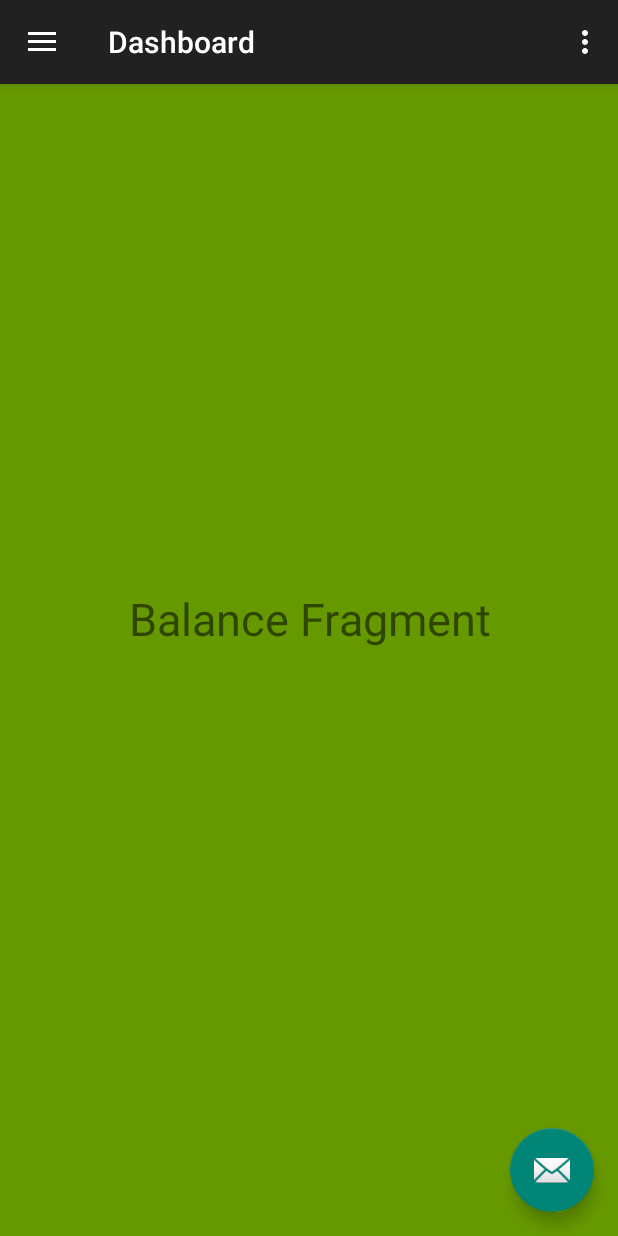
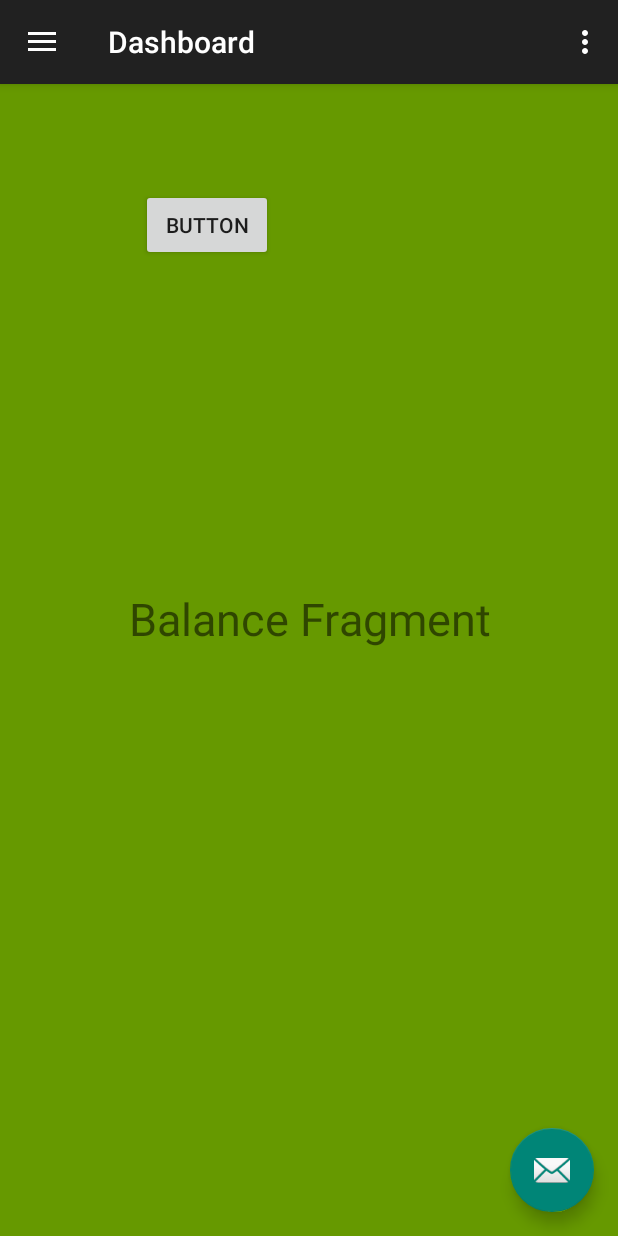
Before and after one commit to waficLawand/lifeSavers, an Android app: the Dashboard screen opened directly, with no data from a screen before it, after a tap on "Balance", on a phone screen of 412 x 824 dp. Run offline under Robolectric (Android 15) with nearby library versions, the phone set to English and light mode, and no system bars; our stand-ins replace Volley; network calls fail; 4 statements that could not run were skipped; 2 other taps on this screen came first.

Commit message:
added getDoners api request

```diff
--- a/lifeSavers/lifeSavers/app/src/main/AndroidManifest.xml
+++ b/lifeSavers/lifeSavers/app/src/main/AndroidManifest.xml
@@ -29,11 +29,12 @@
         </activity>
         <activity
             android:name="com.lifeSavers.lifeSavers.LoginActivity"
-            android:theme="@style/AppTheme.Dark" />
+
+             />
         <activity
             android:launchMode="singleTop"
             android:name="com.lifeSavers.lifeSavers.SignupActivity"
-            android:theme="@style/AppTheme.Dark" />
+             />
         <activity
             android:name="com.lifeSavers.lifeSavers.Dashboard"
             android:label="@string/title_activity_dashboard"
--- a/lifeSavers/lifeSavers/app/src/main/java/com/lifeSavers/lifeSavers/BalanceFragment.java
+++ b/lifeSavers/lifeSavers/app/src/main/java/com/lifeSavers/lifeSavers/BalanceFragment.java
@@ -4,9 +4,22 @@ import android.os.Bundle;
 import android.support.annotation.NonNull;
 import android.support.annotation.Nullable;
 import android.support.v4.app.Fragment;
+import android.util.Log;
 import android.view.LayoutInflater;
 import android.view.View;
 import android.view.ViewGroup;
+import android.widget.Button;
+import android.widget.TextView;
+import android.widget.Toast;
+
+import com.android.volley.Request;
+import com.android.volley.RequestQueue;
+import com.android.volley.Response;
+import com.android.volley.VolleyError;
+import com.android.volley.toolbox.JsonObjectRequest;
+import com.android.volley.toolbox.Volley;
+
+import org.json.JSONObject;
 
 /**
  * Created by hassan on 1/29/2019.
@@ -16,7 +29,54 @@ public class BalanceFragment extends Fragment {
     @Nullable
     @Override
     public View onCreateView(@NonNull LayoutInflater inflater, @Nullable ViewGroup container, @Nullable Bundle savedInstanceState) {
-        return inflater.inflate(R.layout.fragment_balance,container,false);
+
+        View v = inflater.inflate(R.layout.fragment_balance,container,false);
+        Button viewDoners = (Button) v.findViewById(R.id.doners);
+        final TextView text = (TextView) v.findViewById(R.id.textView2);
+
+
+        viewDoners.setOnClickListener(new View.OnClickListener() {
+            @Override
+            public void onClick(View v) {
+                Toast.makeText(getContext(),"fefiejifijefije",Toast.LENGTH_SHORT).show();
+
+
+                RequestQueue queue = Volley.newRequestQueue(getContext());  // this = context
+                Constants c = new Constants();
+                final String url = "http://"+c.getIP()+":3000/api/doners";
+
+
+// prepare the Request
+                final JsonObjectRequest getRequest = new JsonObjectRequest(Request.Method.GET, url, null,
+                        new Response.Listener<JSONObject>()
+                        {
+                            @Override
+                            public void onResponse(JSONObject response) {
+                                // display response
+                                Log.d("Response", response.toString());
+                                Toast.makeText(getContext(),response.toString(),Toast.LENGTH_SHORT).show();
+                                text.setText(response.toString());
+
+                            }
+                        },
+                        new Response.ErrorListener()
+                        {
+                            @Override
+                            public void onErrorResponse(VolleyError error) {
+                                Toast.makeText(getContext(),error.toString(),Toast.LENGTH_SHORT).show();
+                            }
+                        }
+                );
+
+// add it to the RequestQueue
+                queue.add(getRequest);
+            }
+        });
+
+
+
+
+        return v;
 
 
     }
--- a/lifeSavers/lifeSavers/app/src/main/java/com/lifeSavers/lifeSavers/Dashboard.java
+++ b/lifeSavers/lifeSavers/app/src/main/java/com/lifeSavers/lifeSavers/Dashboard.java
@@ -36,7 +36,7 @@ public class Dashboard extends AppCompatActivity
     protected void onCreate(Bundle savedInstanceState) {
         super.onCreate(savedInstanceState);
         FragmentTransaction tx = getSupportFragmentManager().beginTransaction();
-        tx.replace(R.id.flContent, new ServicesFragment());
+
         tx.commit();
 
         setContentView(R.layout.activity_dashboard);
--- a/lifeSavers/lifeSavers/app/src/main/java/com/lifeSavers/lifeSavers/LoginActivity.java
+++ b/lifeSavers/lifeSavers/app/src/main/java/com/lifeSavers/lifeSavers/LoginActivity.java
@@ -2,6 +2,7 @@ package com.lifeSavers.lifeSavers;
 
 import android.app.ProgressDialog;
 import android.os.Bundle;
+import android.support.v7.app.ActionBar;
 import android.support.v7.app.AppCompatActivity;
 import android.util.Log;
 
@@ -47,6 +48,8 @@ public class LoginActivity extends AppCompatActivity {
         super.onCreate(savedInstanceState);
         setContentView(R.layout.activity_login);
         ButterKnife.bind(this);
+        ActionBar actionBar = getSupportActionBar();
+        actionBar.hide();
 
         _loginButton.setOnClickListener(new View.OnClickListener() {
 
--- a/lifeSavers/lifeSavers/app/src/main/res/layout/fragment_balance.xml
+++ b/lifeSavers/lifeSavers/app/src/main/res/layout/fragment_balance.xml
@@ -8,6 +8,7 @@
     android:background="@android:color/holo_green_dark">
 
     <TextView
+        android:id="@+id/textView2"
         android:layout_width="wrap_content"
         android:layout_height="wrap_content"
         android:layout_marginBottom="235dp"
@@ -21,4 +22,18 @@
         app:layout_constraintStart_toStartOf="parent"
         app:layout_constraintTop_toTopOf="parent" />
 
+    <Button
+        android:id="@+id/doners"
+        android:layout_width="wrap_content"
+        android:layout_height="wrap_content"
+        android:layout_marginBottom="140dp"
+        android:layout_marginEnd="216dp"
+        android:layout_marginStart="80dp"
+        android:layout_marginTop="48dp"
+        android:text="Button"
+        app:layout_constraintBottom_toTopOf="@+id/textView2"
+        app:layout_constraintEnd_toEndOf="parent"
+        app:layout_constraintStart_toStartOf="parent"
+        app:layout_constraintTop_toTopOf="parent" />
+
 </android.support.constraint.ConstraintLayout>
```
Also changed, not shown: lifeSavers/lifeSavers/app/src/main/java/com/lifeSavers/lifeSavers/BloodDoners.java (+61 -1 lines).
